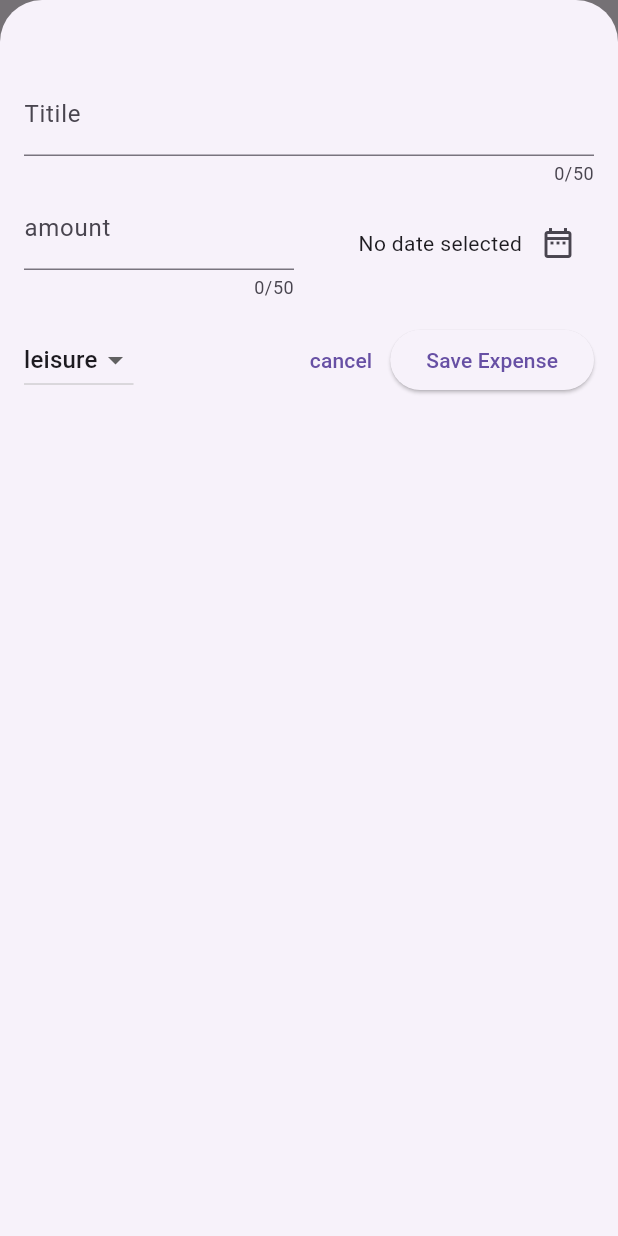
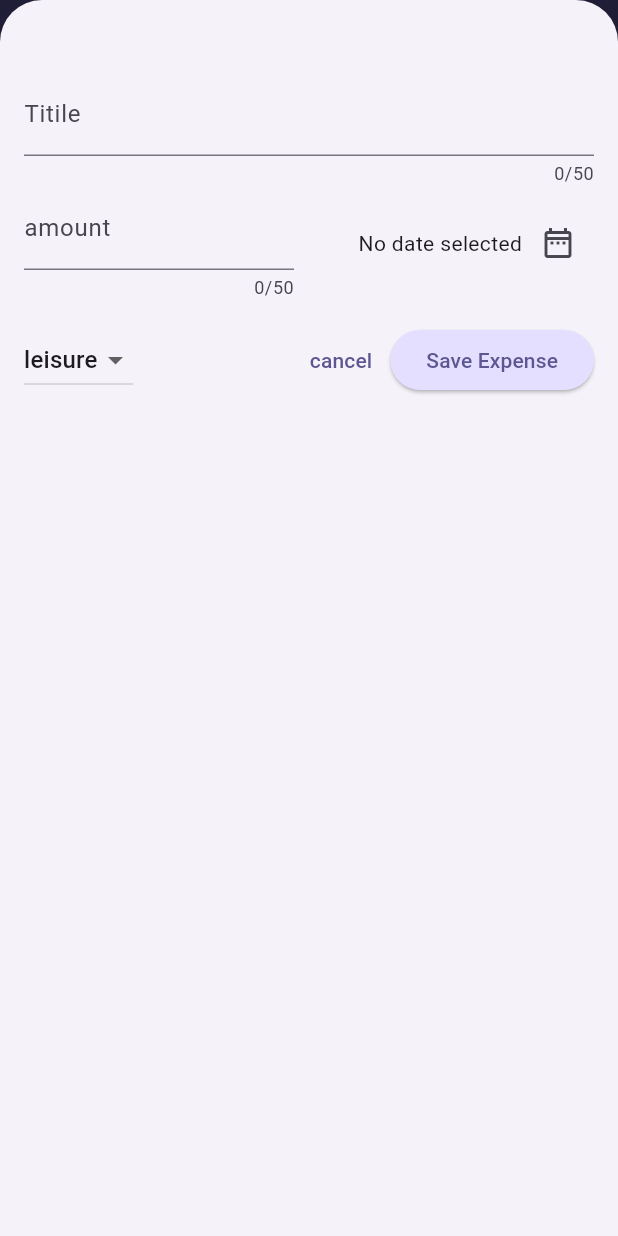
Before and after one commit to morningHiHi/flutter_expenses_tracker_ForLearn, a Flutter app: the screen it shows after launch, after a tap on the "add" icon, on a phone screen of 412 x 824 dp. Run offline on Flutter 3.47's test engine with Material 3 defaults, Android fonts, the phone set to English and light mode, and no system bars.

Commit message:
use theme to style of app

```diff
--- a/lib/main.dart
+++ b/lib/main.dart
@@ -1,8 +1,40 @@
 import 'package:expenses_tracker/widgets/expenses.dart';
 import 'package:flutter/material.dart';
 
+ColorScheme kColorScheme = ColorScheme.fromSeed(
+  seedColor: const Color.fromARGB(255, 123, 110, 240),
+);
+
 void main() {
   runApp(
-    const MaterialApp(debugShowCheckedModeBanner: false,  home: Expenses()),
+    MaterialApp(
+      debugShowCheckedModeBanner: false,
+      theme: ThemeData().copyWith(
+        useMaterial3: true,
+        scaffoldBackgroundColor: Colors.amberAccent,
+        colorScheme: kColorScheme,
+        appBarTheme: AppBarTheme().copyWith(
+          backgroundColor: kColorScheme.onPrimaryContainer,
+          foregroundColor: kColorScheme.primaryContainer,
+        ),
+        cardTheme: const CardThemeData().copyWith(
+          color: kColorScheme.secondaryContainer,
+          margin: const EdgeInsets.symmetric(horizontal: 16, vertical: 8),
+        ),
+        elevatedButtonTheme: ElevatedButtonThemeData(
+          style: ElevatedButton.styleFrom(
+            backgroundColor: kColorScheme.primaryContainer,
+          ),
+        ),
+        textTheme: ThemeData().textTheme.copyWith(
+          titleLarge: TextStyle(
+            fontWeight: FontWeight.normal,
+            color: kColorScheme.onSecondaryContainer,
+            fontSize: 14,
+          ),
+        ),
+      ),
+      home: Expenses(),
+    ),
   );
 }
```
